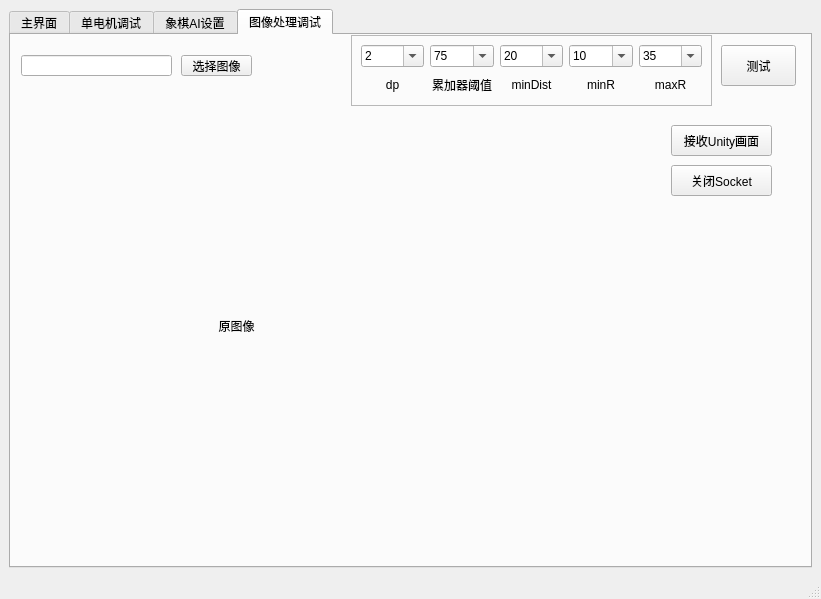
Qt form mainwindow.ui (bcbs-352/ChineseChess_RobotArm_Upper) before a commit.
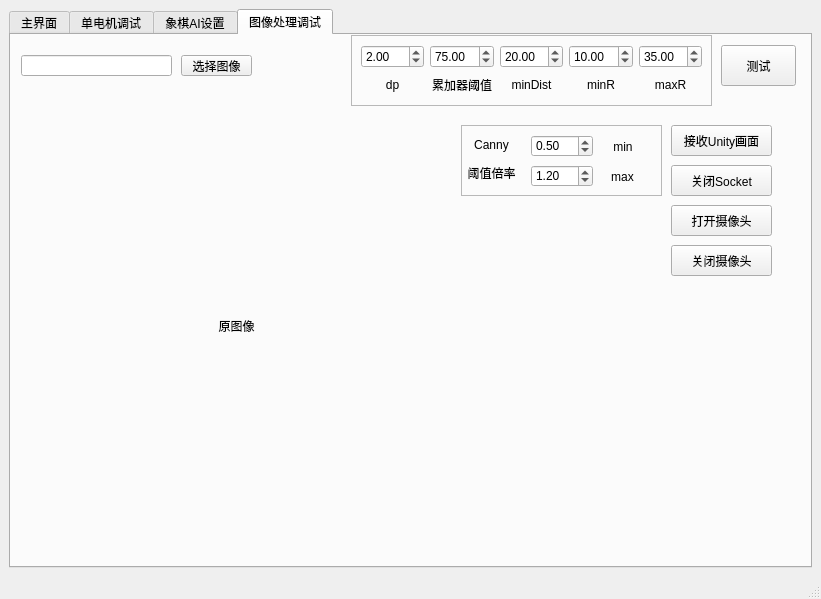
The same form after that commit. The open tabs and pages were chosen to show the change.

Patch:
```diff
--- a/mainwindow.ui
+++ b/mainwindow.ui
@@ -15,10 +15,10 @@
   </property>
   <widget class="QWidget" name="centralwidget">
    <layout class="QGridLayout" name="gridLayout">
-    <item row="0" column="0">
+    <item row="1" column="0">
      <widget class="QTabWidget" name="tabWidget">
       <property name="currentIndex">
-       <number>1</number>
+       <number>3</number>
       </property>
       <widget class="QWidget" name="tab">
        <attribute name="title">
@@ -943,6 +943,71 @@
        <attribute name="title">
         <string>象棋AI设置</string>
        </attribute>
+       <widget class="QLineEdit" name="lineEdit_exe_path">
+        <property name="geometry">
+         <rect>
+          <x>30</x>
+          <y>20</y>
+          <width>151</width>
+          <height>21</height>
+         </rect>
+        </property>
+        <property name="text">
+         <string/>
+        </property>
+       </widget>
+       <widget class="QPushButton" name="btn_select_exe_path">
+        <property name="geometry">
+         <rect>
+          <x>190</x>
+          <y>20</y>
+          <width>71</width>
+          <height>21</height>
+         </rect>
+        </property>
+        <property name="text">
+         <string>选择.exe</string>
+        </property>
+       </widget>
+       <widget class="QPushButton" name="btn_send_exe">
+        <property name="geometry">
+         <rect>
+          <x>190</x>
+          <y>60</y>
+          <width>71</width>
+          <height>21</height>
+         </rect>
+        </property>
+        <property name="text">
+         <string>发送</string>
+        </property>
+       </widget>
+       <widget class="QLineEdit" name="lineEdit_send_exe">
+        <property name="geometry">
+         <rect>
+          <x>30</x>
+          <y>60</y>
+          <width>151</width>
+          <height>21</height>
+         </rect>
+        </property>
+        <property name="text">
+         <string/>
+        </property>
+       </widget>
+       <widget class="QPushButton" name="btn_start_exe">
+        <property name="geometry">
+         <rect>
+          <x>280</x>
+          <y>20</y>
+          <width>91</width>
+          <height>61</height>
+         </rect>
+        </property>
+        <property name="text">
+         <string>启动</string>
+        </property>
+       </widget>
       </widget>
       <widget class="QWidget" name="tab_4">
        <attribute name="title">
@@ -1033,69 +1098,26 @@
         </property>
         <layout class="QGridLayout" name="gridLayout_4">
          <item row="0" column="0">
-          <widget class="QComboBox" name="cmb_dp">
-           <property name="editable">
-            <bool>true</bool>
+          <widget class="QDoubleSpinBox" name="SpinBox_bp">
+           <property name="value">
+            <double>2.000000000000000</double>
            </property>
-           <item>
-            <property name="text">
-             <string>2</string>
-            </property>
-           </item>
           </widget>
          </item>
-         <item row="0" column="1">
-          <widget class="QComboBox" name="cmb_param2">
-           <property name="editable">
-            <bool>true</bool>
+         <item row="1" column="4">
+          <widget class="QLabel" name="label_8">
+           <property name="text">
+            <string>maxR</string>
            </property>
-           <item>
-            <property name="text">
-             <string>75</string>
-            </property>
-           </item>
-          </widget>
-         </item>
-         <item row="0" column="2">
-          <widget class="QComboBox" name="cmb_min_dist">
-           <property name="editable">
-            <bool>true</bool>
+           <property name="alignment">
+            <set>Qt::AlignCenter</set>
            </property>
-           <item>
-            <property name="text">
-             <string>20</string>
-            </property>
-           </item>
           </widget>
          </item>
-         <item row="0" column="3">
-          <widget class="QComboBox" name="cmb_min_r">
-           <property name="editable">
-            <bool>true</bool>
-           </property>
-           <item>
-            <property name="text">
-             <string>10</string>
-            </property>
-           </item>
-          </widget>
-         </item>
-         <item row="0" column="4">
-          <widget class="QComboBox" name="cmb_max_r">
-           <property name="editable">
-            <bool>true</bool>
-           </property>
-           <item>
-            <property name="text">
-             <string>35</string>
-            </property>
-           </item>
-          </widget>
-         </item>
-         <item row="1" column="0">
-          <widget class="QLabel" name="label_4">
+         <item row="1" column="3">
+          <widget class="QLabel" name="label_7">
            <property name="text">
-            <string>dp</string>
+            <string>minR</string>
            </property>
            <property name="alignment">
             <set>Qt::AlignCenter</set>
@@ -1122,23 +1144,41 @@
            </property>
           </widget>
          </item>
-         <item row="1" column="3">
-          <widget class="QLabel" name="label_7">
+         <item row="1" column="0">
+          <widget class="QLabel" name="label_4">
            <property name="text">
-            <string>minR</string>
+            <string>dp</string>
            </property>
            <property name="alignment">
             <set>Qt::AlignCenter</set>
            </property>
           </widget>
          </item>
-         <item row="1" column="4">
-          <widget class="QLabel" name="label_8">
-           <property name="text">
-            <string>maxR</string>
+         <item row="0" column="1">
+          <widget class="QDoubleSpinBox" name="SpinBox_circle_threshold">
+           <property name="value">
+            <double>75.000000000000000</double>
            </property>
-           <property name="alignment">
-            <set>Qt::AlignCenter</set>
+          </widget>
+         </item>
+         <item row="0" column="2">
+          <widget class="QDoubleSpinBox" name="SpinBox_min_Dist">
+           <property name="value">
+            <double>20.000000000000000</double>
+           </property>
+          </widget>
+         </item>
+         <item row="0" column="3">
+          <widget class="QDoubleSpinBox" name="SpinBox_min_R">
+           <property name="value">
+            <double>10.000000000000000</double>
+           </property>
+          </widget>
+         </item>
+         <item row="0" column="4">
+          <widget class="QDoubleSpinBox" name="SpinBox_max_R">
+           <property name="value">
+            <double>35.000000000000000</double>
            </property>
           </widget>
          </item>
@@ -1157,6 +1197,137 @@
          <string>关闭Socket</string>
         </property>
        </widget>
+       <widget class="QFrame" name="frame_4">
+        <property name="geometry">
+         <rect>
+          <x>450</x>
+          <y>90</y>
+          <width>201</width>
+          <height>71</height>
+         </rect>
+        </property>
+        <property name="frameShape">
+         <enum>QFrame::StyledPanel</enum>
+        </property>
+        <property name="frameShadow">
+         <enum>QFrame::Raised</enum>
+        </property>
+        <widget class="QLabel" name="label_13">
+         <property name="geometry">
+          <rect>
+           <x>130</x>
+           <y>40</y>
+           <width>63</width>
+           <height>23</height>
+          </rect>
+         </property>
+         <property name="text">
+          <string>max</string>
+         </property>
+         <property name="alignment">
+          <set>Qt::AlignCenter</set>
+         </property>
+        </widget>
+        <widget class="QLabel" name="label_14">
+         <property name="geometry">
+          <rect>
+           <x>130</x>
+           <y>10</y>
+           <width>64</width>
+           <height>23</height>
+          </rect>
+         </property>
+         <property name="text">
+          <string>min</string>
+         </property>
+         <property name="alignment">
+          <set>Qt::AlignCenter</set>
+         </property>
+        </widget>
+        <widget class="QDoubleSpinBox" name="SpinBox_min_canny">
+         <property name="geometry">
+          <rect>
+           <x>70</x>
+           <y>10</y>
+           <width>62</width>
+           <height>22</height>
+          </rect>
+         </property>
+         <property name="maximum">
+          <double>2.000000000000000</double>
+         </property>
+         <property name="singleStep">
+          <double>0.100000000000000</double>
+         </property>
+         <property name="value">
+          <double>0.500000000000000</double>
+         </property>
+        </widget>
+        <widget class="QDoubleSpinBox" name="SpinBox_max_canny">
+         <property name="geometry">
+          <rect>
+           <x>70</x>
+           <y>40</y>
+           <width>62</width>
+           <height>22</height>
+          </rect>
+         </property>
+         <property name="minimum">
+          <double>0.250000000000000</double>
+         </property>
+         <property name="maximum">
+          <double>2.000000000000000</double>
+         </property>
+         <property name="singleStep">
+          <double>0.100000000000000</double>
+         </property>
+         <property name="value">
+          <double>1.200000000000000</double>
+         </property>
+        </widget>
+        <widget class="QLabel" name="label_15">
+         <property name="geometry">
+          <rect>
+           <x>0</x>
+           <y>10</y>
+           <width>61</width>
+           <height>51</height>
+          </rect>
+         </property>
+         <property name="text">
+          <string>&lt;html&gt;&lt;head/&gt;&lt;body&gt;&lt;p&gt;Canny&lt;/p&gt;&lt;p&gt;阈值倍率&lt;/p&gt;&lt;/body&gt;&lt;/html&gt;</string>
+         </property>
+         <property name="alignment">
+          <set>Qt::AlignCenter</set>
+         </property>
+        </widget>
+       </widget>
+       <widget class="QPushButton" name="btn_close_cam">
+        <property name="geometry">
+         <rect>
+          <x>660</x>
+          <y>210</y>
+          <width>101</width>
+          <height>31</height>
+         </rect>
+        </property>
+        <property name="text">
+         <string>关闭摄像头</string>
+        </property>
+       </widget>
+       <widget class="QPushButton" name="btn_open_cam">
+        <property name="geometry">
+         <rect>
+          <x>660</x>
+          <y>170</y>
+          <width>101</width>
+          <height>31</height>
+         </rect>
+        </property>
+        <property name="text">
+         <string>打开摄像头</string>
+        </property>
+       </widget>
       </widget>
      </widget>
     </item>
```
